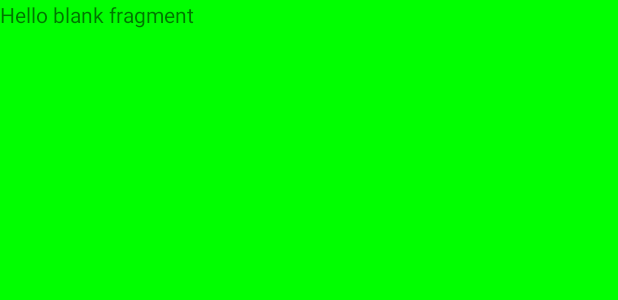
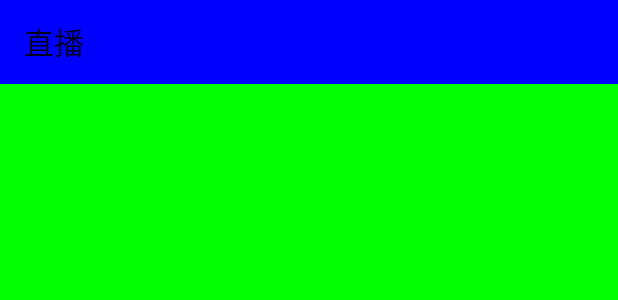
Before and after one commit to Douyuzhibo1618/Quanmingzhibo, an Android app: the layout fragment_zhi_bo.xml on its own in the app's theme, with its tools: preview values and no code run, on a phone screen of 412 x 824 dp. Shown: the top 300 px of the screen. Run offline under Robolectric (Android 15) with nearby library versions, the phone set to English and light mode, and no system bars.

Commit message:
4444444444

```diff
--- a/Quanmingzhibo/app/build.gradle
+++ b/Quanmingzhibo/app/build.gradle
@@ -20,10 +20,11 @@ android {
 }
 
 dependencies {
-    compile fileTree(include: ['*.jar'], dir: 'libs')
+    compile fileTree(dir: 'libs', include: ['*.jar'])
     testCompile 'junit:junit:4.12'
     compile 'com.android.support:appcompat-v7:23.4.0'
     compile 'com.android.support:support-v4:23.4.0'
     compile 'com.android.support:design:24.0.0'
     compile 'com.squareup.picasso:picasso:2.3.2'
+    compile project(':videoJjlibrary')
 }
--- a/Quanmingzhibo/app/src/main/java/com/example/administrator/quanmingzhibo/adapter/SecondRecycleAdapter.java
+++ b/Quanmingzhibo/app/src/main/java/com/example/administrator/quanmingzhibo/adapter/SecondRecycleAdapter.java
@@ -11,6 +11,7 @@ import android.widget.LinearLayout;
 import android.widget.TextView;
 
 import com.example.administrator.quanmingzhibo.R;
+import com.example.administrator.quanmingzhibo.ThirdActivity;
 import com.example.administrator.quanmingzhibo.bean.SecondBean;
 import com.example.administrator.quanmingzhibo.widget.CircleImageView;
 import com.squareup.picasso.Picasso;
@@ -49,7 +50,7 @@ public class SecondRecycleAdapter extends RecyclerView.Adapter<SecondRecycleAdap
         holder.linearLayout.setOnClickListener(new View.OnClickListener() {
             @Override
             public void onClick(View v) {
-                Intent intent = new Intent();
+                Intent intent = new Intent(context, ThirdActivity.class);
                 intent.putExtra("uid",uid);
                 context.startActivity(intent);
             }
--- a/Quanmingzhibo/app/src/main/res/layout/fragment_zhi_bo.xml
+++ b/Quanmingzhibo/app/src/main/res/layout/fragment_zhi_bo.xml
@@ -1,14 +1,27 @@
-<FrameLayout xmlns:android="http://schemas.android.com/apk/res/android"
+<LinearLayout xmlns:android="http://schemas.android.com/apk/res/android"
     xmlns:tools="http://schemas.android.com/tools"
     android:layout_width="match_parent"
     android:layout_height="match_parent"
+    xmlns:app="http://schemas.android.com/apk/res-auto"
     android:background="#0f0"
+    android:orientation="vertical"
     tools:context="com.example.administrator.quanmingzhibo.fragment.ZhiBoFragment">
 
     <!-- TODO: Update blank fragment layout -->
-    <TextView
+    <android.support.v7.widget.Toolbar
+        android:id="@+id/zhibo_toolbar"
+        android:background="#00f"
+        app:title="直播"
         android:layout_width="match_parent"
-        android:layout_height="match_parent"
-        android:text="@string/hello_blank_fragment" />
+        android:layout_height="wrap_content">
 
-</FrameLayout>
+    </android.support.v7.widget.Toolbar>
+    <android.support.v7.widget.RecyclerView
+        android:id="@+id/zhibo_recycleView"
+        android:layout_width="match_parent"
+        android:layout_height="wrap_content">
+
+    </android.support.v7.widget.RecyclerView>
+
+
+</LinearLayout>
--- a/Quanmingzhibo/settings.gradle
+++ b/Quanmingzhibo/settings.gradle
@@ -1 +1 @@
-include ':app'
+include ':app', ':videoJjlibrary'
```
Also changed, not shown: Quanmingzhibo/app/src/main/AndroidManifest.xml (+16 -1 lines), Quanmingzhibo/app/src/main/java/com/example/administrator/quanmingzhibo/ThirdActivity.java (added, +42 -0 lines), Quanmingzhibo/app/src/main/java/com/example/administrator/quanmingzhibo/fragment/ZhiBoFragment.java (+33 -4 lines), Quanmingzhibo/app/src/main/java/com/example/administrator/quanmingzhibo/json/ZhiboJson.java (added, +39 -0 lines), Quanmingzhibo/app/src/main/res/layout/activity_third.xml (added, +19 -0 lines).
